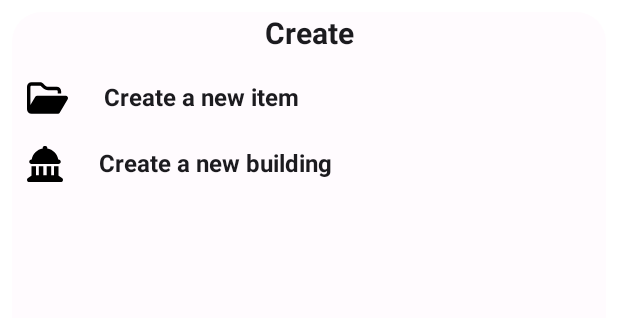
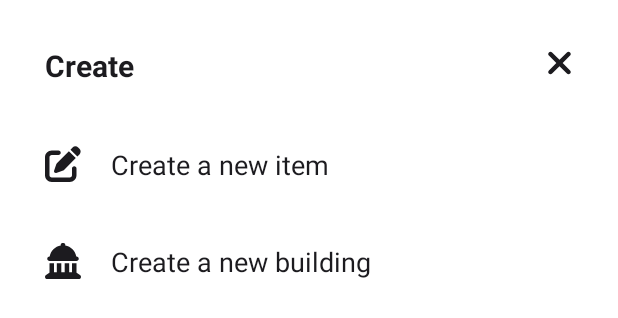
Before and after one commit to PamCatten/hot-stuff, an Android app: the layout bottom_dialog.xml on its own in the app's theme, with its tools: preview values and no code run, on a phone screen of 412 x 824 dp. Shown: the top 318 px of the screen. Run offline under Robolectric (Android 15) with nearby library versions, the phone set to English and light mode, and no system bars.

Commit message:
Bottom dialog progress.

```diff
--- a/app/src/main/java/com/example/hotstuffkotlin/MainActivity.kt
+++ b/app/src/main/java/com/example/hotstuffkotlin/MainActivity.kt
@@ -3,8 +3,8 @@ package com.example.hotstuffkotlin
 import android.os.Bundle
 import android.widget.ArrayAdapter
 import android.widget.AutoCompleteTextView
-import android.widget.LinearLayout
-import android.widget.Toast
+import android.widget.Button
+import android.widget.ImageButton
 import com.google.android.material.bottomnavigation.BottomNavigationView
 import androidx.appcompat.app.AppCompatActivity
 import androidx.navigation.findNavController
@@ -15,14 +15,26 @@ import com.example.hotstuffkotlin.databinding.ActivityMainBinding
 import com.google.android.material.bottomsheet.BottomSheetDialog
 
 class MainActivity : AppCompatActivity() {
-
     private lateinit var binding: ActivityMainBinding
-
     override fun onCreate(savedInstanceState: Bundle?) {
         super.onCreate(savedInstanceState)
-
         binding = ActivityMainBinding.inflate(layoutInflater)
         setContentView(binding.root)
+
+        // bottom dialog
+        val buttonShow = findViewById<Button>(R.id.buttonShow)
+        buttonShow.setOnClickListener {
+            val bsDialog = BottomSheetDialog(this)
+            val view = layoutInflater.inflate(R.layout.bottom_dialog, null)
+            val buttonClose = view.findViewById<ImageButton>(R.id.dialog_button_close)
+
+            buttonClose.setOnClickListener {
+                bsDialog.dismiss()
+            }
+            bsDialog.setCancelable(true)
+            bsDialog.setContentView(view)
+            bsDialog.show()
+        }
 
         // appbar
         setSupportActionBar(findViewById(R.id.appBar))
@@ -44,23 +56,7 @@ class MainActivity : AppCompatActivity() {
         val arrayAdapter = ArrayAdapter(this, R.layout.dropdown_item, languages)
         val autocompleteTV = findViewById<AutoCompleteTextView>(R.id.autoCompleteTextView)
         autocompleteTV.setAdapter(arrayAdapter)
-
-        binding.apply {}
     }
 
-    fun showCreateDialog() {
-        val dialog = BottomSheetDialog(this)
-        dialog.setContentView(R.layout.bottom_dialog)
-        val dialogNewItem = dialog.findViewById<LinearLayout>(R.id.dialog_layoutNewItem)
-        val dialogNewBuilding = dialog.findViewById<LinearLayout>(R.id.dialog_layoutNewBuilding)
-
-        dialogNewItem?.setOnClickListener {
-            Toast.makeText(this, "Clicked create new item", Toast.LENGTH_SHORT).show()
-        }
-        dialogNewBuilding?.setOnClickListener {
-            Toast.makeText(this, "Clicked create new building", Toast.LENGTH_SHORT).show()
-        }
-        dialog.show()
-    }
 
 }
--- a/app/src/main/res/drawable/bottom_dialog_background.xml
+++ /dev/null
@@ -1,10 +0,0 @@
-<?xml version="1.0" encoding="utf-8"?>
-<shape
-    xmlns:android="http://schemas.android.com/apk/res/android"
-    android:shape="rectangle">
-        <solid
-            android:color="@color/white"/>
-        <corners
-            android:topLeftRadius="20dp"
-            android:topRightRadius="20dp"/>
-</shape>
--- a/app/src/main/res/drawable/icon_create_item.xml
+++ b/app/src/main/res/drawable/icon_create_item.xml
@@ -1,4 +1,4 @@
 <vector android:height="24dp" android:viewportHeight="512"
-    android:viewportWidth="384" android:width="18dp" xmlns:android="http://schemas.android.com/apk/res/android">
-    <path android:fillColor="#FF000000" android:pathData="M0,64C0,28.7 28.7,0 64,0L224,0L224,128c0,17.7 14.3,32 32,32L384,160L384,448c0,35.3 -28.7,64 -64,64L64,512c-35.3,0 -64,-28.7 -64,-64L0,64zM384,128L256,128L256,0L384,128z"/>
+    android:viewportWidth="512" android:width="24dp" xmlns:android="http://schemas.android.com/apk/res/android">
+    <path android:fillColor="#FF000000" android:pathData="M471.6,21.7c-21.9,-21.9 -57.3,-21.9 -79.2,0L362.3,51.7l97.9,97.9 30.1,-30.1c21.9,-21.9 21.9,-57.3 0,-79.2L471.6,21.7zM172.4,241.7c-6.1,6.1 -10.8,13.6 -13.5,21.9l-29.6,88.8c-2.9,8.6 -0.6,18.1 5.8,24.6s15.9,8.7 24.6,5.8l88.8,-29.6c8.2,-2.7 15.7,-7.4 21.9,-13.5L437.7,172.3 339.7,74.3 172.4,241.7zM96,64C43,64 0,107 0,160L0,416c0,53 43,96 96,96L352,512c53,0 96,-43 96,-96L448,320c0,-17.7 -14.3,-32 -32,-32s-32,14.3 -32,32v96c0,17.7 -14.3,32 -32,32L96,448c-17.7,0 -32,-14.3 -32,-32L64,160c0,-17.7 14.3,-32 32,-32h96c17.7,0 32,-14.3 32,-32s-14.3,-32 -32,-32L96,64z"/>
 </vector>
--- a/app/src/main/res/layout/activity_main.xml
+++ b/app/src/main/res/layout/activity_main.xml
@@ -23,6 +23,19 @@
                 app:menu="@menu/top_appbar_menu">
             </androidx.appcompat.widget.Toolbar>
     </com.google.android.material.appbar.AppBarLayout>
+
+    <!-- bottom dialog -->
+    <Button
+        android:id="@+id/buttonShow"
+        android:layout_width="wrap_content"
+        android:layout_height="wrap_content"
+        android:text="Show Bottom Dialog"
+        android:layout_marginTop="50dp"
+        app:layout_constraintStart_toStartOf="parent"
+        app:layout_constraintBottom_toBottomOf="parent"
+        app:layout_constraintEnd_toEndOf="parent"
+        app:layout_constraintTop_toTopOf="parent"/>
+    <!-- end bottom dialog -->
 
     <com.google.android.material.bottomnavigation.BottomNavigationView
         android:id="@+id/nav_view"
--- a/app/src/main/res/layout/bottom_dialog.xml
+++ b/app/src/main/res/layout/bottom_dialog.xml
@@ -2,31 +2,37 @@
 <androidx.constraintlayout.widget.ConstraintLayout
     xmlns:android="http://schemas.android.com/apk/res/android"
     xmlns:app="http://schemas.android.com/apk/res-auto"
-    android:background="@drawable/bottom_dialog_background"
     android:orientation="vertical"
     android:layout_width="match_parent"
     android:layout_height="match_parent"
-    android:layout_margin="8dp">
-    <TextView
-        android:id="@+id/dialog_title"
-        android:theme="@style/dialog_Title"
-        android:text="@string/create_label"
-        android:textAlignment="center"
-        android:layout_height="wrap_content"
-        android:layout_width="match_parent"
-        android:paddingBottom="8dp"
+    android:padding="10dp">
+    <LinearLayout
+        android:id="@+id/dialog_layoutTitle"
         app:layout_constraintTop_toTopOf="parent"
         app:layout_constraintStart_toStartOf="parent"
-        app:layout_constraintEnd_toEndOf="parent"/>
+        app:layout_constraintEnd_toEndOf="parent"
+        style="@style/dialog_LinearLayout">
+        <TextView
+            android:text="@string/create_label"
+            app:layout_constraintTop_toTopOf="parent"
+            app:layout_constraintStart_toStartOf="parent"
+            style="@style/dialog_Title"/>
+        <ImageButton
+            android:id="@+id/dialog_button_close"
+            android:src="@drawable/icon_close"
+            android:background="@null"
+            app:layout_constraintTop_toTopOf="parent"
+            app:layout_constraintEnd_toEndOf="parent"
+            style="@style/dialog_Icon"/>
+    </LinearLayout>
     <LinearLayout
         android:id="@+id/dialog_layoutNewItem"
-        app:layout_constraintTop_toBottomOf="@id/dialog_title"
+        app:layout_constraintTop_toBottomOf="@id/dialog_layoutTitle"
         app:layout_constraintStart_toStartOf="parent"
         app:layout_constraintEnd_toEndOf="parent"
         style="@style/dialog_LinearLayout">
         <ImageView
-            android:id="@+id/dialog_createItem_icon"
-            android:src="@drawable/icon_items"
+            android:src="@drawable/icon_create_item"
             style="@style/dialog_Icon"/>
         <TextView
             android:text="@string/dialog_newItem_prompt"
@@ -39,7 +45,6 @@
         app:layout_constraintStart_toStartOf="parent"
         app:layout_constraintEnd_toEndOf="parent">
         <ImageView
-            android:id="@+id/dialog_createBuilding_icon"
             android:src="@drawable/icon_create_building"
             style="@style/dialog_Icon"/>
         <TextView
--- a/app/src/main/res/values-night/themes.xml
+++ b/app/src/main/res/values-night/themes.xml
@@ -12,6 +12,8 @@
         <!-- Status bar color. -->
         <item name="android:statusBarColor">@color/black</item>
         <item name="android:windowLightStatusBar">false</item>
+        <!-- Dialog -->
+        <item name="shapeAppearanceLargeComponent">@style/ShapeAppearance.HotStuffKotlin.LargeComponent</item>
     </style>
 
     <style name="appBar">
@@ -40,4 +42,48 @@
         <item name="android:layout_width">wrap_content</item>
         <item name="android:layout_height">wrap_content</item>
     </style>
+
+    <style name="dialog_Title">
+        <item name="android:textSize">20sp</item>
+        <item name="android:textColor">@color/white</item>
+        <item name="android:textStyle">bold</item>
+        <item name="android:textAlignment">viewStart</item>
+        <item name="android:layout_width">wrap_content</item>
+        <item name="android:layout_height">wrap_content</item>
+        <item name="android:width">0dp</item>
+        <item name="android:layout_weight">1</item>
+    </style>
+
+    <style name="dialog_Subtitle">
+        <item name="android:textSize">18sp</item>
+        <item name="android:textColor">@color/white</item>
+        <item name="android:textAlignment">viewStart</item>
+        <item name="android:layout_width">wrap_content</item>
+        <item name="android:layout_height">wrap_content</item>
+        <item name="android:width">0dp</item>
+        <item name="android:layout_weight">1</item>
+        <item name="android:paddingLeft">24dp</item>
+    </style>
+
+    <style name="dialog_Icon">
+        <item name="android:layout_width">wrap_content</item>
+        <item name="android:layout_height">wrap_content</item>
+        <item name="android:tint">@color/white</item>
+        <item name="android:backgroundTint">@color/black</item>
+        <item name="android:maxWidth">24dp</item>
+        <item name="android:maxHeight">24dp</item>
+    </style>
+
+    <style name="dialog_LinearLayout">
+        <item name="android:layout_width">match_parent</item>
+        <item name="android:layout_height">wrap_content</item>
+        <item name="android:padding">10dp</item>
+        <item name="android:orientation">horizontal</item>
+    </style>
+
+    <style name="ShapeAppearance.HotStuffKotlin.LargeComponent" parent="ShapeAppearance.MaterialComponents.LargeComponent">
+        <item name="cornerFamily">rounded</item>
+        <item name="cornerSize">20dp</item>
+    </style>
+
 </resources>
--- a/app/src/main/res/values/colors.xml
+++ b/app/src/main/res/values/colors.xml
@@ -10,6 +10,7 @@
     <color name="coral">#FC5D52</color>
     <color name="black">#1C1B1F</color>
     <color name="white">#FFFBFE</color>
+    <color name="transparent">#00000000</color>
 
     <!-- Chart Colors -->
     <color name="coral_800">#FC5D52</color>
--- a/app/src/main/res/values/strings.xml
+++ b/app/src/main/res/values/strings.xml
@@ -17,6 +17,7 @@
     <string name="dialog_newItem_prompt">Create a new item</string>
     <string name="dialog_newBuilding_prompt">Create a new building</string>
 
+    <!-- Home Fragment labels -->
 
     <string-array name="programming_languages">
         <item>Category</item>
--- a/app/src/main/res/values/themes.xml
+++ b/app/src/main/res/values/themes.xml
@@ -9,9 +9,12 @@
         <item name="colorSecondary">@color/teal_200</item>
         <item name="colorSecondaryVariant">@color/teal_700</item>
         <item name="colorOnSecondary">@color/black</item>
-        <!-- Status bar color. -->
+        <!-- Status bar -->
         <item name="android:statusBarColor">@color/white</item>
         <item name="android:windowLightStatusBar">true</item>
+
+        <!-- Dialog -->
+        <item name="shapeAppearanceLargeComponent">@style/ShapeAppearance.HotStuffKotlin.LargeComponent</item>
     </style>
 
     <style name="appBar">
@@ -53,20 +56,20 @@
     </style>
 
     <style name="dialog_Subtitle">
-        <item name="android:textSize">16sp</item>
+        <item name="android:textSize">18sp</item>
         <item name="android:textColor">@color/black</item>
-        <item name="android:textStyle">bold</item>
         <item name="android:textAlignment">viewStart</item>
         <item name="android:layout_width">wrap_content</item>
         <item name="android:layout_height">wrap_content</item>
         <item name="android:width">0dp</item>
         <item name="android:layout_weight">1</item>
-        <item name="android:paddingLeft">24dp</item>
+        <item name="android:paddingLeft">20dp</item>
     </style>
 
     <style name="dialog_Icon">
         <item name="android:layout_width">wrap_content</item>
         <item name="android:layout_height">wrap_content</item>
+        <item name="android:tint">@color/black</item>
         <item name="android:maxWidth">24dp</item>
         <item name="android:maxHeight">24dp</item>
     </style>
@@ -74,8 +77,13 @@
     <style name="dialog_LinearLayout">
         <item name="android:layout_width">match_parent</item>
         <item name="android:layout_height">wrap_content</item>
-        <item name="android:padding">10dp</item>
+        <item name="android:padding">20dp</item>
         <item name="android:orientation">horizontal</item>
     </style>
 
+    <style name="ShapeAppearance.HotStuffKotlin.LargeComponent" parent="ShapeAppearance.MaterialComponents.LargeComponent">
+        <item name="cornerFamily">rounded</item>
+        <item name="cornerSize">20dp</item>
+    </style>
+
 </resources>
--- a/settings.gradle.kts
+++ b/settings.gradle.kts
@@ -15,5 +15,5 @@ dependencyResolutionManagement {
     }
 }
 
-rootProject.name = "Hot Stuff Kotlin"
+rootProject.name = "Hot Stuff"
 include(":app")
```
